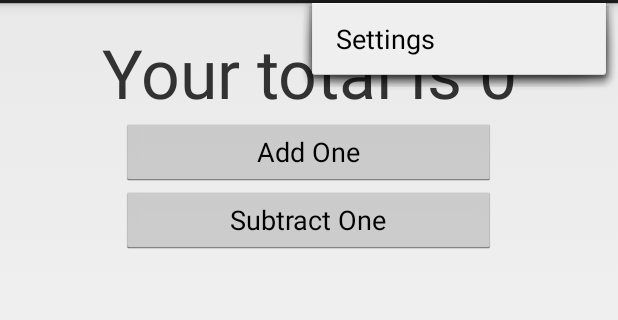
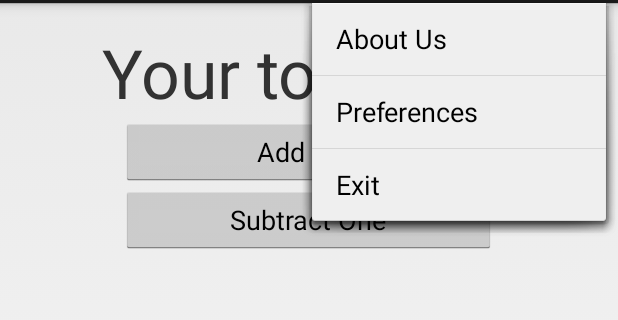
Before and after one commit to pjwarner/AndroidTraining-TNB, an Android app: the MainActivity screen opened directly, with no data from a screen before it, with the options menu open, on a phone screen of 412 x 824 dp, the part 69-389 px from its top. Run offline under Robolectric (Android 15) with nearby library versions, the phone set to English and light mode, and no system bars.

Commit message:
Got to video 56

```diff
--- a/TheNewBoston/src/main/java/com/uuarner/thenewboston/OpenData.java
+++ b/TheNewBoston/src/main/java/com/uuarner/thenewboston/OpenData.java
@@ -24,9 +24,9 @@ public class OpenData extends Activity implements View.OnClickListener, RadioGro
         setContentView(R.layout.send);
         init();
 
-        Bundle gotBasket = getIntent().getExtras();
+       /* Bundle gotBasket = getIntent().getExtras();
         gotBread = gotBasket.getString("key");
-        question.setText(gotBread);
+        question.setText(gotBread);*/
     }
 
     private void init() {
--- a/TheNewBoston/src/main/res/menu/main.xml
+++ b/TheNewBoston/src/main/res/menu/main.xml
@@ -1,6 +1,16 @@
 <menu xmlns:android="http://schemas.android.com/apk/res/android">
-    <item android:id="@+id/action_settings"
-        android:title="@string/action_settings"
+    <item android:id="@+id/aboutus"
+        android:title="About Us"
         android:orderInCategory="100"
-        android:showAsAction="never" />
+        android:numericShortcut="1"
+        android:alphabeticShortcut="a"
+        />
+    <item android:id="@+id/preferences"
+        android:title="Preferences"
+        android:orderInCategory="100"
+        />
+    <item android:id="@+id/exit"
+        android:title="Exit"
+        android:orderInCategory="100"
+        />
 </menu>
--- a/TheNewBoston/src/main/res/values/strings.xml
+++ b/TheNewBoston/src/main/res/values/strings.xml
@@ -6,4 +6,5 @@
     <string name="hello_world">Hello world!</string>
     <string name="title_activity_splash">UUARNER.COM</string>
 
+
 </resources>
```
Also changed, not shown: TheNewBoston/src/main/AndroidManifest.xml (+9 -0 lines), TheNewBoston/src/main/java/com/uuarner/thenewboston/AboutUs.java (added, +15 -0 lines), TheNewBoston/src/main/java/com/uuarner/thenewboston/Menu.java (+23 -2 lines), TheNewBoston/src/main/res/layout/about.xml (added, +13 -0 lines), TheNewBoston/src/main/res/values/array.xml (added, +15 -0 lines), TheNewBoston/src/main/res/xml/prefs.xml (added, +22 -0 lines).
